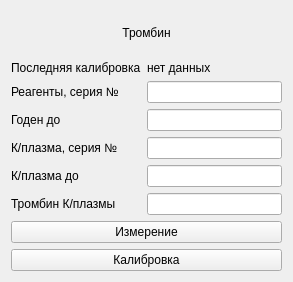
First picture: the form in choisedialog/ko4.ui, repository krang4d/Agrekola, before the edit.
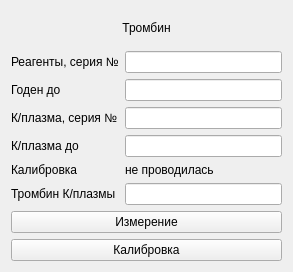
Second picture: the form after the edit.

Commit message: some chenges in the calculate of data and ui

Patch:
```diff
--- a/choisedialog/ko4.ui
+++ b/choisedialog/ko4.ui
@@ -7,7 +7,7 @@
     <x>0</x>
     <y>0</y>
     <width>293</width>
-    <height>282</height>
+    <height>272</height>
    </rect>
   </property>
   <property name="windowTitle">
@@ -35,26 +35,6 @@
    </item>
    <item>
     <layout class="QFormLayout" name="formLayout">
-     <item row="0" column="0">
-      <widget class="QLabel" name="label_6">
-       <property name="text">
-        <string>Последняя калибровка</string>
-       </property>
-      </widget>
-     </item>
-     <item row="0" column="1">
-      <widget class="QLabel" name="label_calibrationData">
-       <property name="minimumSize">
-        <size>
-         <width>40</width>
-         <height>0</height>
-        </size>
-       </property>
-       <property name="text">
-        <string>нет данных</string>
-       </property>
-      </widget>
-     </item>
      <item row="1" column="0">
       <widget class="QLabel" name="label_1">
        <property name="text">
@@ -94,20 +74,7 @@
      <item row="3" column="1">
       <widget class="QLineEdit" name="lineEdit_3"/>
      </item>
-     <item row="4" column="0">
-      <widget class="QLabel" name="label_4">
-       <property name="text">
-        <string>К/плазма до</string>
-       </property>
-       <property name="buddy">
-        <cstring>lineEdit_4</cstring>
-       </property>
-      </widget>
-     </item>
-     <item row="4" column="1">
-      <widget class="QLineEdit" name="lineEdit_4"/>
-     </item>
-     <item row="5" column="0">
+     <item row="7" column="0">
       <widget class="QLabel" name="label_5">
        <property name="text">
         <string>Тромбин К/плазмы</string>
@@ -117,9 +84,42 @@
        </property>
       </widget>
      </item>
-     <item row="5" column="1">
+     <item row="7" column="1">
       <widget class="QLineEdit" name="lineEdit_5"/>
      </item>
+     <item row="6" column="0">
+      <widget class="QLabel" name="label_6">
+       <property name="text">
+        <string>Калибровка</string>
+       </property>
+      </widget>
+     </item>
+     <item row="6" column="1">
+      <widget class="QLabel" name="label_calibrationData">
+       <property name="minimumSize">
+        <size>
+         <width>40</width>
+         <height>0</height>
+        </size>
+       </property>
+       <property name="text">
+        <string>не проводилась</string>
+       </property>
+      </widget>
+     </item>
+     <item row="4" column="1">
+      <widget class="QLineEdit" name="lineEdit_4"/>
+     </item>
+     <item row="4" column="0">
+      <widget class="QLabel" name="label_4">
+       <property name="text">
+        <string>К/плазма до</string>
+       </property>
+       <property name="buddy">
+        <cstring>lineEdit_4</cstring>
+       </property>
+      </widget>
+     </item>
     </layout>
    </item>
    <item>
```
The commit also changes 9 other files.
